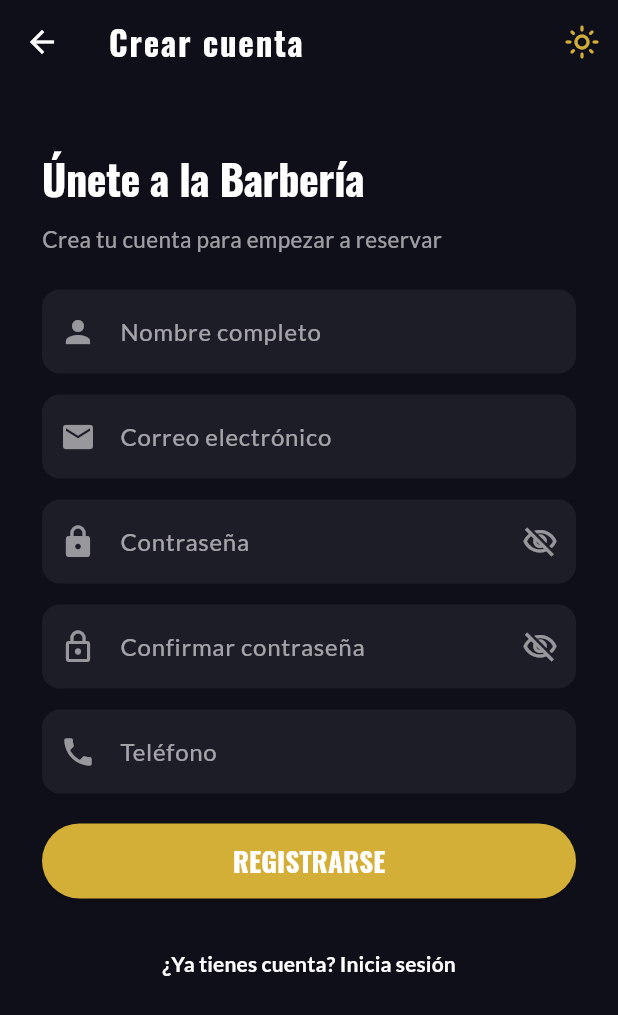
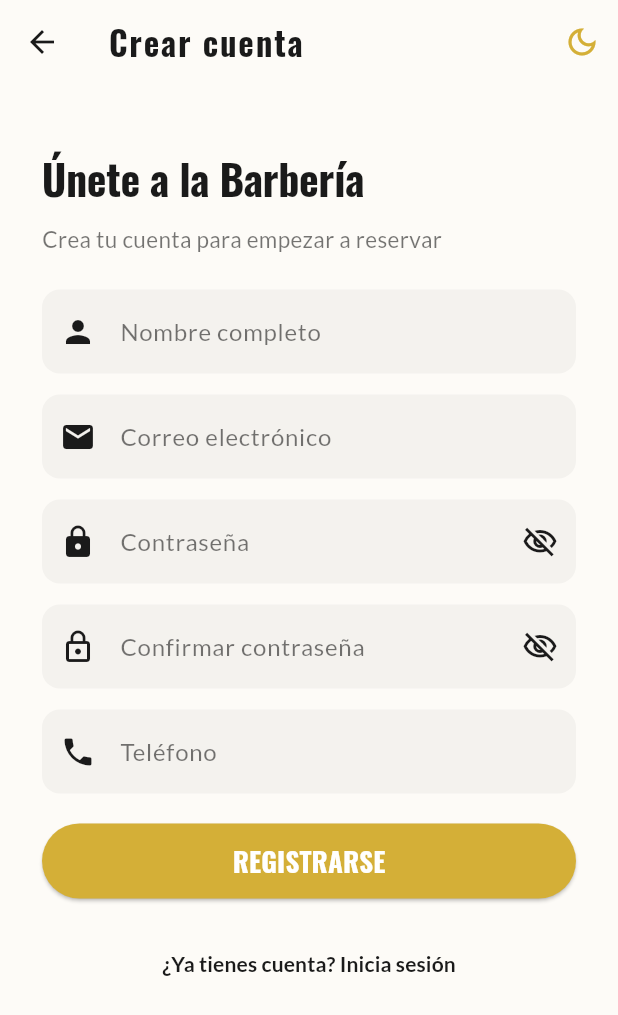
Before and after one commit to jmhc1990/reservation-management-app, a Flutter app: the screen it shows after launch, after a tap on the "light mode" icon, after a tap on "ENTRAR", after a tap on "¿No tienes cuenta? Regístrate aquí", on a phone screen of 412 x 824 dp. Shown: the top 1015 px of the screen. Run offline on Flutter 3.47's test engine with Material 3 defaults, Android fonts, the phone set to English and light mode, and no system bars; our stand-ins replace cloud_firestore, firebase_auth, firebase_core, google_fonts; accounts and stored records are empty.

Commit message:
feat: implementado tema claro/oscuro en ThemeController para hacerlo global

```diff
--- /dev/null
+++ b/lib/controllers/theme_controller.dart
@@ -0,0 +1,13 @@
+import 'package:flutter/material.dart';
+
+// selector de tema claro/oscuro global
+class ThemeController extends ChangeNotifier {
+  bool _isDark = true;
+
+  bool get isDark => _isDark;
+
+  void toggle() {
+    _isDark = !_isDark;
+    notifyListeners();
+  }
+}
--- a/lib/main.dart
+++ b/lib/main.dart
@@ -2,6 +2,7 @@ import 'package:firebase_core/firebase_core.dart';
 import 'package:flutter/material.dart';
 import 'package:provider/provider.dart';
 import 'controllers/auth_controller.dart';
+import 'controllers/theme_controller.dart';
 import 'firebase_options.dart'; // Generado por flutterfire configure
 import 'navigation/auth_wrapper.dart';
 
@@ -21,9 +22,12 @@ class BarberApp extends StatelessWidget {
 
   @override
   Widget build(BuildContext context) {
-    return ChangeNotifierProvider(
-      // AuthController se crea una sola vez y vive toda la app.
-      create: (_) => AuthController(),
+    return MultiProvider(
+      providers: [
+        // AuthController se crea una sola vez y vive toda la app.
+        ChangeNotifierProvider(create: (_) => AuthController()),
+        ChangeNotifierProvider(create: (_) => ThemeController()),
+      ],
       child: MaterialApp(
         title: 'Barber App',
         debugShowCheckedModeBanner: false,
--- a/lib/screens/auth/login_screen.dart
+++ b/lib/screens/auth/login_screen.dart
@@ -4,6 +4,7 @@ import 'package:google_fonts/google_fonts.dart';
 import 'package:provider/provider.dart';
 import 'register_screen.dart';
 import '../../controllers/auth_controller.dart';
+import '../../controllers/theme_controller.dart';
 
 class LoginScreen extends StatefulWidget {
   const LoginScreen({super.key});
@@ -16,9 +17,6 @@ class _LoginScreenState extends State<LoginScreen> {
   final _formKey = GlobalKey<FormState>();
   final _emailController = TextEditingController();
   final _passwordController = TextEditingController();
-
-  // Tema local
-  bool _isDark = true;
 
   @override
   void dispose() {
@@ -54,17 +52,20 @@ class _LoginScreenState extends State<LoginScreen> {
 
   @override
   Widget build(BuildContext context) {
+    final themeCtrl = context.watch<ThemeController>();
+    final isDark = themeCtrl.isDark;
+
     // Colores que cambian según el tema
-    final bg         = _isDark ? const Color(0xFF0F0F1A) : const Color(0xFFFDFBF7);
-    final cardBg     = _isDark ? Colors.white.withValues(alpha: 0.06) : Colors.grey.withValues(alpha: 0.1);
-    final textColor  = _isDark ? Colors.white : const Color(0xFF1A1A1A);
-    final subColor   = _isDark ? Colors.white60 : Colors.black54;
-    final iconColor  = _isDark ? Colors.white54 : const Color(0xFF1A1A1A);
+    final bg         = isDark ? const Color(0xFF0F0F1A) : const Color(0xFFFDFBF7);
+    final cardBg     = isDark ? Colors.white.withValues(alpha: 0.06) : Colors.grey.withValues(alpha: 0.1);
+    final textColor  = isDark ? Colors.white : const Color(0xFF1A1A1A);
+    final subColor   = isDark ? Colors.white60 : Colors.black54;
+    final iconColor  = isDark ? Colors.white54 : const Color(0xFF1A1A1A);
     final focusBorder = const Color(0xFFD4AF37);
 
     // Ajusta el color de la barra de estado del sistema
     SystemChrome.setSystemUIOverlayStyle(SystemUiOverlayStyle(
-      statusBarBrightness: _isDark ? Brightness.dark : Brightness.light,
+      statusBarBrightness: isDark ? Brightness.dark : Brightness.light,
     ));
 
     return Consumer<AuthController>(
@@ -77,10 +78,10 @@ class _LoginScreenState extends State<LoginScreen> {
             automaticallyImplyLeading: false,
             actions: [
               IconButton(
-                onPressed: () => setState(() => _isDark = !_isDark),
-                tooltip: _isDark ? 'Modo claro' : 'Modo oscuro',
+                onPressed: themeCtrl.toggle,
+                tooltip: isDark ? 'Modo claro' : 'Modo oscuro',
                 icon: Icon(
-                  _isDark ? Icons.light_mode_outlined : Icons.dark_mode_outlined,
+                  isDark ? Icons.light_mode_outlined : Icons.dark_mode_outlined,
                   color: const Color(0xFFD4AF37),
                 ),
               ),
@@ -88,7 +89,7 @@ class _LoginScreenState extends State<LoginScreen> {
           ),
           body: SafeArea(
             child: SingleChildScrollView(
-              // Esto evita el overflow amarillo/negro
+              // Evita el overflow amarillo/negro
               keyboardDismissBehavior: ScrollViewKeyboardDismissBehavior.onDrag,
               padding: const EdgeInsets.symmetric(horizontal: 28, vertical: 4),
               child: Form(
@@ -96,6 +97,7 @@ class _LoginScreenState extends State<LoginScreen> {
                 child: Column(
                   crossAxisAlignment: CrossAxisAlignment.start,
                   children: [
+
                     // Icono tijeras
                     Center(
                       child: Container(
--- a/lib/screens/auth/register_screen.dart
+++ b/lib/screens/auth/register_screen.dart
@@ -3,6 +3,7 @@ import 'package:flutter/services.dart';
 import 'package:google_fonts/google_fonts.dart';
 import 'package:provider/provider.dart';
 import '../../controllers/auth_controller.dart';
+import '../../controllers/theme_controller.dart';
 
 class RegisterScreen extends StatefulWidget {
   const RegisterScreen({super.key});
@@ -18,9 +19,6 @@ class _RegisterScreenState extends State<RegisterScreen> {
   final _passwordController = TextEditingController();
   final _confirmPasswordController = TextEditingController();
   final _phoneController = TextEditingController();
-
-  // Tema local
-  bool _isDark = true;
 
   @override
   void dispose() {
@@ -95,15 +93,18 @@ class _RegisterScreenState extends State<RegisterScreen> {
 
   @override
   Widget build(BuildContext context) {
+    final themeCtrl = context.watch<ThemeController>();
+    final isDark = themeCtrl.isDark;
+
     // Colores según tema
-    final bg        = _isDark ? const Color(0xFF0F0F1A) : const Color(0xFFFDFBF7);
-    final cardBg    = _isDark ? Colors.white.withValues(alpha: 0.06) : Colors.grey.withValues(alpha: 0.1);
-    final textColor = _isDark ? Colors.white : const Color(0xFF1A1A1A);
-    final subColor  = _isDark ? Colors.white60 : Colors.black54;
-    final iconColor = _isDark ? Colors.white54 : const Color(0xFF1A1A1A);
+    final bg        = isDark ? const Color(0xFF0F0F1A) : const Color(0xFFFDFBF7);
+    final cardBg    = isDark ? Colors.white.withValues(alpha: 0.06) : Colors.grey.withValues(alpha: 0.1);
+    final textColor = isDark ? Colors.white : const Color(0xFF1A1A1A);
+    final subColor  = isDark ? Colors.white60 : Colors.black54;
+    final iconColor = isDark ? Colors.white54 : const Color(0xFF1A1A1A);
 
     SystemChrome.setSystemUIOverlayStyle(SystemUiOverlayStyle(
-      statusBarBrightness: _isDark ? Brightness.dark : Brightness.light,
+      statusBarBrightness: isDark ? Brightness.dark : Brightness.light,
     ));
 
     return Consumer<AuthController>(
@@ -125,10 +126,10 @@ class _RegisterScreenState extends State<RegisterScreen> {
             iconTheme: IconThemeData(color: textColor),
             actions: [
               IconButton(
-                onPressed: () => setState(() => _isDark = !_isDark),
-                tooltip: _isDark ? 'Modo claro' : 'Modo oscuro',
+                onPressed: themeCtrl.toggle,
+                tooltip: isDark ? 'Modo claro' : 'Modo oscuro',
                 icon: Icon(
-                  _isDark ? Icons.light_mode_outlined : Icons.dark_mode_outlined,
+                  isDark ? Icons.light_mode_outlined : Icons.dark_mode_outlined,
                   color: const Color(0xFFD4AF37),
                 ),
               ),
@@ -136,7 +137,6 @@ class _RegisterScreenState extends State<RegisterScreen> {
           ),
           body: SafeArea(
             child: SingleChildScrollView(
-              // Esto evita el overflow amarillo/negro
               keyboardDismissBehavior: ScrollViewKeyboardDismissBehavior.onDrag,
               padding: const EdgeInsets.symmetric(horizontal: 28, vertical: 4),
               child: Form(
```
